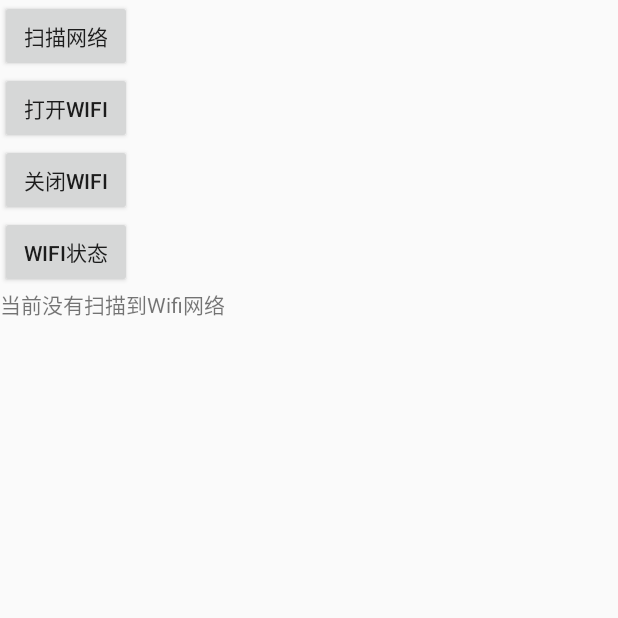
After one commit to xupingwei/Android-Demo, an Android app: the WifiActivity screen opened directly, with no data from a screen before it, on a phone screen of 412 x 824 dp, the top half of it. The commit adds this screen. Run offline under Robolectric (Android 15) with nearby library versions, the phone set to English and light mode, and no system bars.

Commit message:
添加了wifi示例

```diff
--- /dev/null
+++ b/app/src/main/java/example/leo/com/androiddemo/view/WifiActivity.java
@@ -0,0 +1,104 @@
+package example.leo.com.androiddemo.view;
+
+import android.app.Activity;
+import android.net.wifi.ScanResult;
+import android.os.Bundle;
+import android.view.View;
+import android.widget.Button;
+import android.widget.TextView;
+import android.widget.Toast;
+import java.util.List;
+import example.leo.com.androiddemo.R;
+import example.leo.com.androiddemo.wifi.WifiAdmin;
+
+/**
+ * @ProjectName: Android-Demo
+ * @Package: example.leo.com.androiddemo.view
+ * @ClassName: WifiActivity
+ * @Description: java类作用描述
+ * @Author: wanglintao
+ * @CreateDate: 2019/2/11 14:02
+ * @UpdateUser: 更新者
+ * @UpdateDate: 2019/2/11 14:02
+ * @UpdateRemark: 更新说明
+ * @Version: 1.0
+ */
+public class WifiActivity extends Activity {
+    private TextView allNetWork;
+    private Button scan;
+    private Button start;
+    private Button stop;
+    private Button check;
+    private WifiAdmin mWifiAdmin;
+    // 扫描结果列表
+    private List<ScanResult> list;
+    private ScanResult mScanResult;
+    private StringBuffer sb = new StringBuffer();
+
+    @Override
+    public void onCreate(Bundle savedInstanceState) {
+        super.onCreate(savedInstanceState);
+        setContentView(R.layout.activity_wifi);
+        mWifiAdmin = new WifiAdmin(WifiActivity.this);
+        init();
+    }
+
+    public void init() {
+        allNetWork = (TextView) findViewById(R.id.allNetWork);
+        scan = (Button) findViewById(R.id.scan);
+        start = (Button) findViewById(R.id.start);
+        stop = (Button) findViewById(R.id.stop);
+        check = (Button) findViewById(R.id.check);
+        scan.setOnClickListener(new MyListener());
+        start.setOnClickListener(new MyListener());
+        stop.setOnClickListener(new MyListener());
+        check.setOnClickListener(new MyListener());
+    }
+
+    private class MyListener implements View.OnClickListener {
+
+        @Override
+        public void onClick(View v) {
+            // TODO Auto-generated method stub
+            switch (v.getId()) {
+                case R.id.scan://扫描网络
+                    getAllNetWorkList();
+                    break;
+                case R.id.start://打开Wifi
+                    mWifiAdmin.openWifi();
+                    Toast.makeText(WifiActivity.this, "当前wifi状态为：" + mWifiAdmin.checkState(), Toast.LENGTH_LONG).show();
+                    break;
+                case R.id.stop://关闭Wifi
+                    mWifiAdmin.closeWifi();
+                    Toast.makeText(WifiActivity.this, "当前wifi状态为：" + mWifiAdmin.checkState(), Toast.LENGTH_LONG).show();
+                    break;
+                case R.id.check://Wifi状态
+                    Toast.makeText(WifiActivity.this, "当前wifi状态为：" + mWifiAdmin.checkState(), Toast.LENGTH_LONG).show();
+                    break;
+                default:
+                    break;
+            }
+        }
+
+    }
+
+    public void getAllNetWorkList() {
+        // 每次点击扫描之前清空上一次的扫描结果
+        if (sb != null) {
+            sb = new StringBuffer();
+        }
+        //开始扫描网络
+        mWifiAdmin.startScan();
+        list = mWifiAdmin.getWifiList();
+        if (list != null) {
+            for (int i = 0; i < list.size(); i++) {
+                //得到扫描结果
+                mScanResult = list.get(i);
+                sb = sb.append(mScanResult.BSSID + "  ").append(mScanResult.SSID + "   ")
+                        .append(mScanResult.capabilities + "   ").append(mScanResult.frequency + "   ")
+                        .append(mScanResult.level + "\n\n");
+            }
+            allNetWork.setText("扫描到的wifi网络：\n" + sb.toString());
+        }
+    }
+}
--- /dev/null
+++ b/app/src/main/res/layout/activity_wifi.xml
@@ -0,0 +1,41 @@
+<?xml version="1.0" encoding="utf-8"?>
+<ScrollView xmlns:android="http://schemas.android.com/apk/res/android"
+    android:layout_width="fill_parent"
+    android:layout_height="fill_parent">
+
+    <LinearLayout
+        android:layout_width="fill_parent"
+        android:layout_height="fill_parent"
+        android:orientation="vertical">
+
+        <Button
+            android:id="@+id/scan"
+            android:layout_width="wrap_content"
+            android:layout_height="wrap_content"
+            android:text="扫描网络" />
+
+        <Button
+            android:id="@+id/start"
+            android:layout_width="wrap_content"
+            android:layout_height="wrap_content"
+            android:text="打开Wifi" />
+
+        <Button
+            android:id="@+id/stop"
+            android:layout_width="wrap_content"
+            android:layout_height="wrap_content"
+            android:text="关闭Wifi" />
+
+        <Button
+            android:id="@+id/check"
+            android:layout_width="wrap_content"
+            android:layout_height="wrap_content"
+            android:text="Wifi状态" />
+
+        <TextView
+            android:id="@+id/allNetWork"
+            android:layout_width="fill_parent"
+            android:layout_height="wrap_content"
+            android:text="当前没有扫描到Wifi网络" />
+    </LinearLayout>
+</ScrollView>
```
Also changed, not shown: app/src/main/AndroidManifest.xml (+24 -12 lines), app/src/main/java/example/leo/com/androiddemo/MainActivity.java (+9 -0 lines), app/src/main/java/example/leo/com/androiddemo/view/MapLocationActivity.java (+28 -0 lines), app/src/main/java/example/leo/com/androiddemo/wifi/WifiAdmin.java (added, +151 -0 lines), app/src/main/res/drawable-hdpi/gps_point.png (added).
